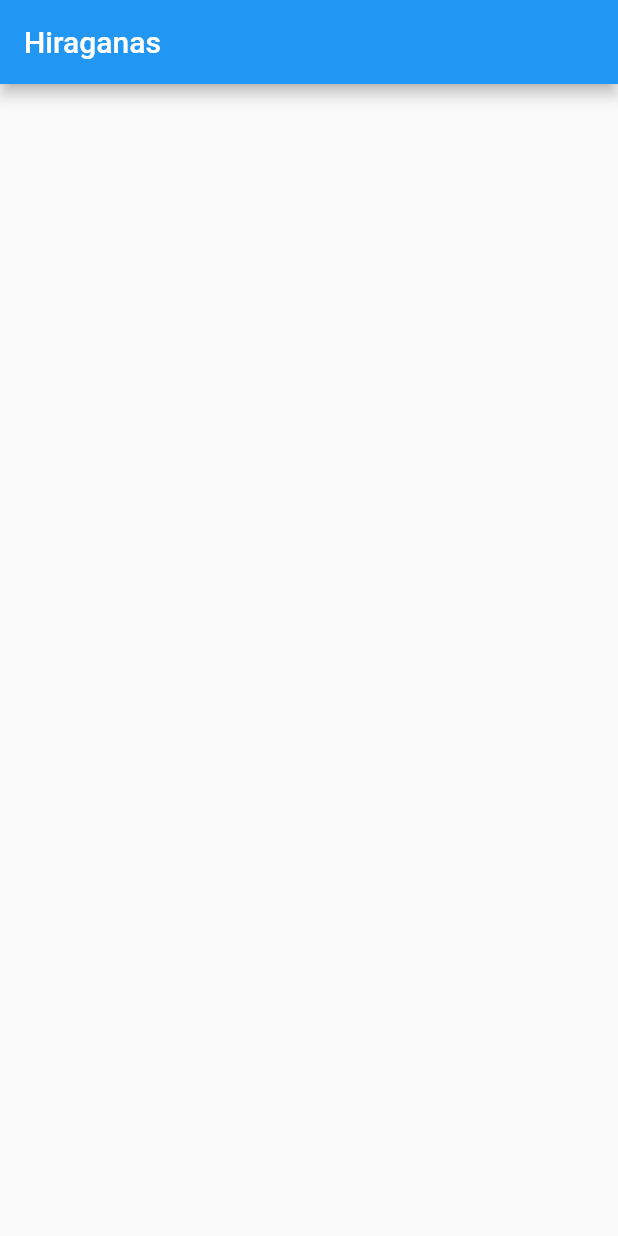
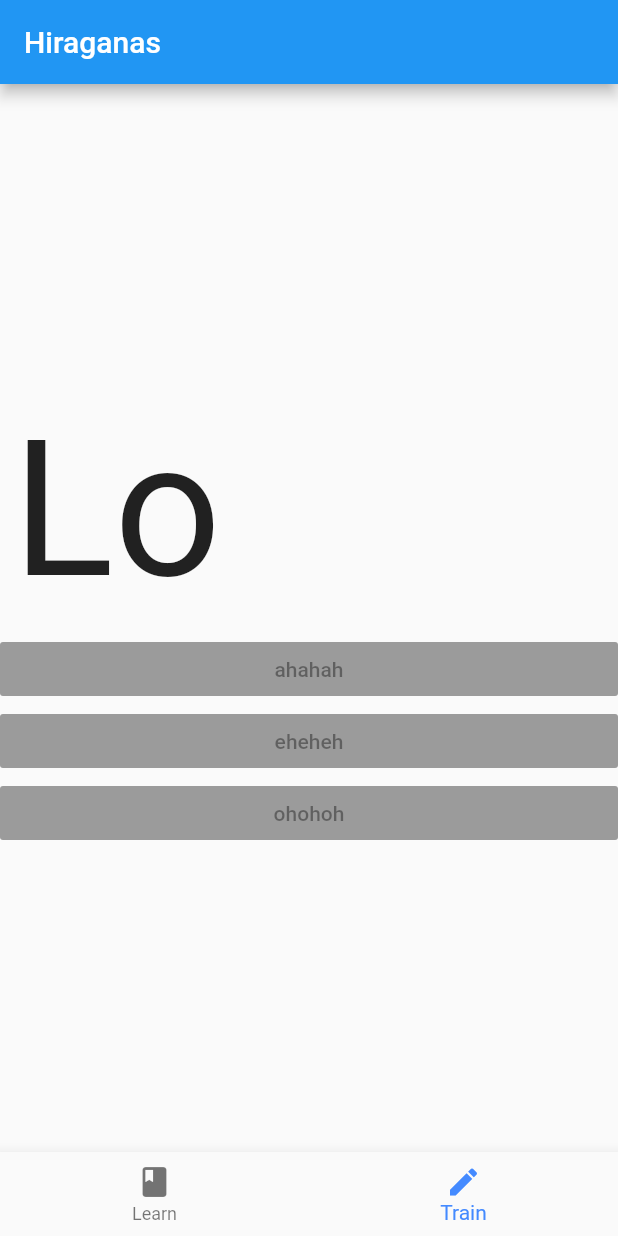
Before and after one commit to deboxta/WouldYouRather, a Flutter app: the screen it shows after launch, swiped to page 2, on a phone screen of 412 x 824 dp. Run offline on Flutter 3.47's test engine with Material 2 defaults, Android fonts, the phone set to English and light mode, and no system bars.

Commit message:
Working learn page

```diff
--- a/lib/app/app.dart
+++ b/lib/app/app.dart
@@ -1,27 +1,17 @@
 import 'package:flutter/material.dart';
 import 'package:tp3/app/trainingWidget.dart';
 import 'learningWidget.dart';
+import 'homeRoute.dart';
 
 class App extends StatelessWidget {
   static const String _hiraganas = 'Hiraganas';
+
   @override
   Widget build(BuildContext context) {
-    final controller = PageController(
-      initialPage: 1,
-    );
-
-    final pageView = PageView(
-      controller: controller,
-      children: <Widget>[
-        LearningWidget(),
-        TrainingWidget()
-      ],
-    );
-
     return MaterialApp(
-      onGenerateTitle: (BuildContext context) => "Hiraganas",
-      title: _hiraganas,
-      home: pageView,
+    onGenerateTitle: (BuildContext context) => _hiraganas,
+    title: _hiraganas,
+    home: HomeRoute(),
     );
   }
 }
--- /dev/null
+++ b/lib/app/homeRoute.dart
@@ -0,0 +1,69 @@
+import 'package:tp3/app/trainingWidget.dart';
+import 'learningWidget.dart';
+import 'package:flutter/material.dart';
+import 'package:tp3/app/durations.dart';
+
+class HomeRoute extends StatefulWidget{
+  @override
+  State<StatefulWidget> createState() => _HomeRouteState();
+}
+
+class _HomeRouteState extends State<HomeRoute> {
+  final _pageController = PageController(
+    initialPage: 0,
+  );
+  static const String _page1Key = "LearningPageKey";
+  static const String _page2Key = "TrainingPageKey";
+
+  int _selectedIndex = 0;
+
+  void _onItemTapped(int index) {
+    setState(() {
+      _selectedIndex = index;
+      _pageController.animateToPage(index, duration: Durations.pageTransitionDuration, curve: Curves.ease);
+    });
+  }
+
+  void _pageChanged(int index){
+    setState(() {
+      _selectedIndex = index;
+    });
+  }
+
+  @override
+  Widget build(BuildContext context) {
+    return Scaffold(
+      appBar: AppBar(
+        title: Text("Hiraganas"),
+      ),
+      body: _buildBody(context),
+      bottomNavigationBar: BottomNavigationBar(
+        items: const <BottomNavigationBarItem>[
+          BottomNavigationBarItem(
+            icon: Icon(Icons.book),
+            title: Text('Learn'),
+          ),
+          BottomNavigationBarItem(
+            icon: Icon(Icons.create),
+            title: Text('Train'),
+          ),
+        ],
+        currentIndex: _selectedIndex,
+        selectedItemColor: Colors.blueAccent,
+        onTap: _onItemTapped,
+      ),
+    );
+  }
+
+  Widget _buildBody(BuildContext context) {
+
+    return PageView(
+      controller: _pageController,
+      onPageChanged: _pageChanged,
+      children: <Widget>[
+        LearningWidget(key : PageStorageKey(_page1Key)),
+        TrainingWidget(key : PageStorageKey(_page2Key))
+      ],
+    );
+  }
+}
--- a/lib/app/trainingWidget.dart
+++ b/lib/app/trainingWidget.dart
@@ -1,13 +1,35 @@
 import 'package:flutter/material.dart';
 
-class TrainingWidget extends StatelessWidget {
+class TrainingWidget extends StatefulWidget {
+  TrainingWidget({Key key}) : super(key : key);
+
+  @override
+  State<StatefulWidget> createState() => _TrainingWidget();
+
+}
+
+class _TrainingWidget extends State<TrainingWidget> with AutomaticKeepAliveClientMixin<TrainingWidget> {
+
   @override
   Widget build(BuildContext context) {
-    return Scaffold(
-      appBar: AppBar(
-        title: const Text('Hiraganas'),
-      ),
+    return Column(
+      children: <Widget>[
+        Container(
+          padding: const EdgeInsets.all(8),
+          child: const Text(
+              'Lo',
+              textScaleFactor: 9.0)
+        ),
+        RaisedButton(child: Text("ahahah"),),
+        RaisedButton(child: Text("eheheh"),),
+        RaisedButton(child: Text("ohohoh"),)
+
+      ],
+      mainAxisAlignment:  MainAxisAlignment.center,
+      crossAxisAlignment: CrossAxisAlignment.stretch,
     );
   }
 
+  @override
+  bool get wantKeepAlive => true;
 }
```
Also changed, not shown: lib/app/learningWidget.dart (+17 -67 lines), lib/app/frontLayoutWidget.dart (deleted).
